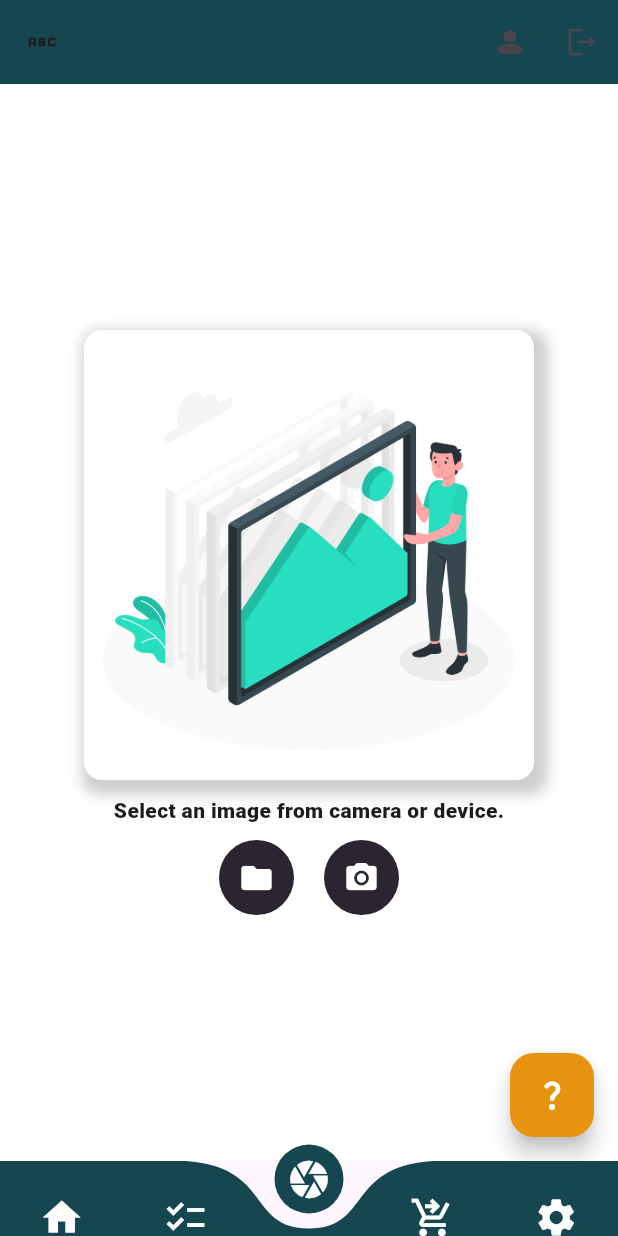
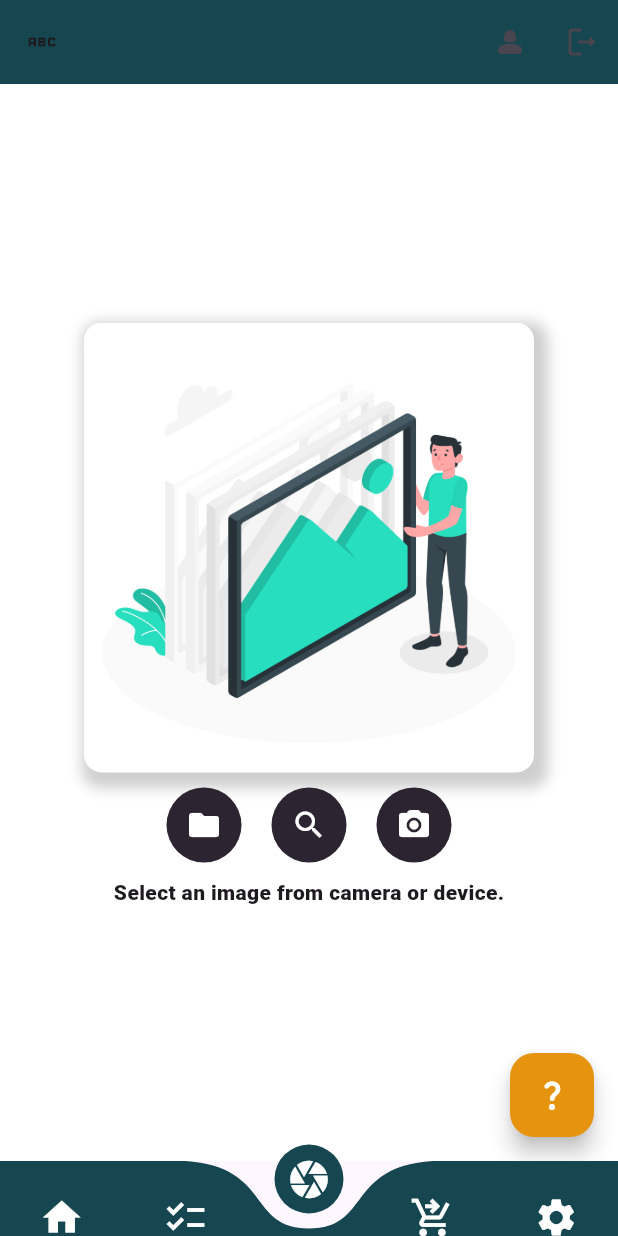
Before and after one commit to kavi20011211/WE_86, a Flutter app: the screen it shows once a user with an empty profile is signed in, item 3 of the bottom bar chosen, after a tap on the "folder" icon, on a phone screen of 412 x 824 dp. Run offline on Flutter 3.47's test engine with Material 3 defaults, Android fonts, the phone set to English and light mode, and no system bars; drawn by our look-alikes of curved_navigation_bar; our stand-ins replace cloud_firestore, firebase_auth, firebase_core, image_picker; missing offline and left inert: tflite_v2; accounts and stored records are empty.

Commit message:
Colour matching feature v1

```diff
--- a/lib/screens/camera_screen.dart
+++ b/lib/screens/camera_screen.dart
@@ -1,4 +1,7 @@
+import 'dart:io';
 import 'package:flutter/material.dart';
+import 'package:image_picker/image_picker.dart';
+import 'package:tflite_v2/tflite_v2.dart';
 
 class CameraScreen extends StatefulWidget {
   const CameraScreen({super.key});
@@ -8,6 +11,72 @@ class CameraScreen extends StatefulWidget {
 }
 
 class _CameraScreenState extends State<CameraScreen> {
+
+  File? _selectedImage;
+  List? _recognitions;
+  bool isModelLoaded = false;
+
+    @override
+  void initState() {
+    super.initState();
+    loadModel();
+  }
+
+  void loadModel() async {
+    await Tflite.loadModel(
+      model: "assets/color_recognition.tflite",
+      labels: "assets/labels.txt",
+    );
+
+    setState(() {
+      isModelLoaded = true;
+    });
+  }
+
+    void runModelOnImage(File image) async {
+    if(isModelLoaded){
+      try{
+        var recognitions = await Tflite.runModelOnImage(
+      path: image.path,
+      numResults: 1,
+    );
+
+    setState(() {
+      _recognitions = recognitions;
+    });
+      }catch(e){
+        print(e);
+      }
+    }else{
+      print("Model is not loaded");
+    }
+  }
+
+  String changeTheLabelToColor(String label){
+    if(label == "0"){
+      return "Black";
+    }else if(label == "1"){
+      return "Blue";
+    }else if(label == "2"){
+      return "Brown";
+    }else if(label == "3"){
+      return "Green";
+    }else if(label == "4"){
+      return "Grey";
+    }else if(label == "5"){
+      return "Orange";
+    }else if(label == "6"){
+      return "Red";
+    }else if(label == "7"){
+      return "Purple";
+    }else if(label == "8"){
+      return "White";
+    }else if(label == "9"){
+      return "Yellow";
+    }
+    return "";
+  }
+
   @override
   Widget build(BuildContext context) {
     return Scaffold(
@@ -18,9 +87,8 @@ class _CameraScreenState extends State<CameraScreen> {
 
         child: Column(
           mainAxisAlignment: MainAxisAlignment.center,
-          // crossAxisAlignment: CrossAxisAlignment.center,
-
           children: [
+            _selectedImage == null?
             Center(
               child: Container(
                 height: 300,
@@ -39,12 +107,27 @@ class _CameraScreenState extends State<CameraScreen> {
                   image:const DecorationImage(image: AssetImage('images/imageforcamera.jpg'))
                 ),
               ),
+            ):
+            Column(
+              children: [
+                Center(child: Container(
+              height: 300,
+              width: 300,
+              decoration: BoxDecoration(
+                borderRadius: BorderRadius.circular(12),
+              ),
+              child: Image.file(_selectedImage!),
+            ),),
+
+            Text(changeTheLabelToColor(_recognitions?[0]["label"].toString()??""), style:const TextStyle(
+              fontWeight: FontWeight.w900,
+              fontSize: 24
+            ),),
+            const SizedBox(height: 10),
+
+              ],
             ),
 
-            const Text("Select an image from camera or device.", style: TextStyle(
-              fontWeight: FontWeight.w900
-            ),),
-            const SizedBox(height: 10),
             Row(
               crossAxisAlignment: CrossAxisAlignment.center,
               mainAxisAlignment: MainAxisAlignment.center,
@@ -56,7 +139,9 @@ class _CameraScreenState extends State<CameraScreen> {
                     color: const Color(0xFF2C2430),
                     borderRadius: BorderRadius.circular(50)
                   ),
-                  child: IconButton(onPressed: (){},icon:const Icon(Icons.folder), color: Colors.white,),
+                  child: IconButton(onPressed: ()async{
+                    await _pickImageFromGallery();
+                  },icon:const Icon(Icons.folder), color: Colors.white,),
                 ),
                 const SizedBox(width: 20),
                 Container(
@@ -66,11 +151,30 @@ class _CameraScreenState extends State<CameraScreen> {
                     color: const Color(0xFF2C2430),
                     borderRadius: BorderRadius.circular(50)
                   ),
-                  child: IconButton(onPressed: (){},icon:const Icon(Icons.camera_alt_rounded), color: Colors.white,),
-                )
+                  child: IconButton(onPressed: (){
+                     runModelOnImage(_selectedImage!);
+                  },icon:const Icon(Icons.search), color: Colors.white),
+                ),
+                const SizedBox(width: 20),
+                Container(
+                  height: 50,
+                  width: 50,
+                  decoration: BoxDecoration(
+                    color: const Color(0xFF2C2430),
+                    borderRadius: BorderRadius.circular(50)
+                  ),
+                  child: IconButton(onPressed: ()async{
+                    await _pickImageFromCamera();
+
+                  },icon:const Icon(Icons.camera_alt_rounded), color: Colors.white,),
+                ),
               ],
             ),
-
+            const SizedBox(height: 10),
+            const Text("Select an image from camera or device.", style: TextStyle(
+              fontWeight: FontWeight.w900
+            ),),
+            const SizedBox(height: 10),
 
           ],
         ),
@@ -80,4 +184,26 @@ class _CameraScreenState extends State<CameraScreen> {
       floatingActionButton: FloatingActionButton(onPressed: (){},backgroundColor: const Color(0xFFE6940F),child:const Icon(Icons.question_mark_rounded,color: Colors.white,)),
     );
   }
+
+  @override
+  void dispose() {
+    Tflite.close();
+    super.dispose();
+  }
+
+  Future _pickImageFromGallery()async{
+    final returnImage = await ImagePicker().pickImage(source: ImageSource.gallery);
+    if(returnImage==null) return;
+    setState(() {
+      _selectedImage = File(returnImage.path);
+    });
+  }
+
+  Future _pickImageFromCamera()async{
+    final returnImage = await ImagePicker().pickImage(source: ImageSource.camera);
+    if(returnImage==null) return;
+    setState(() {
+      _selectedImage = File(returnImage.path);
+    });
+  }
 }
--- a/pubspec.yaml
+++ b/pubspec.yaml
@@ -39,6 +39,10 @@ dependencies:
   cloud_firestore: ^4.14.0
   firebase_core : ^2.24.2
   firebase_auth: ^4.16.0
+  image_picker: ^1.0.7
+  image: ^4.1.7
+  tflite_v2: ^1.0.0
+
 
 dev_dependencies:
   flutter_test:
@@ -65,7 +69,7 @@ flutter:
   # To add assets to your application, add an assets section, like this:
   assets:
     - images/
-  #   - images/a_dot_ham.jpeg
+    - assets/
 
   # An image asset can refer to one or more resolution-specific "variants", see
   # https://flutter.dev/assets-and-images/#resolution-aware
```
Also changed, not shown: assets/labels.txt (added, +10 -0 lines), pubspec.lock, 3 other files.
